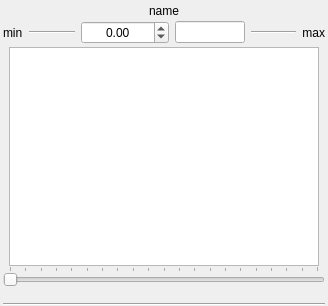
Before: the Qt Designer form qtfuzzylite/ui/Viewer.ui in fuzzylite/fuzzylite, drawn with Qt 5.
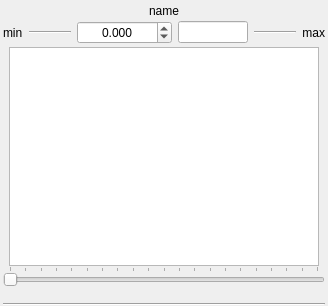
After: the same form once the commit is applied.

What changed in the file:
```diff
--- a/qtfuzzylite/ui/Viewer.ui
+++ b/qtfuzzylite/ui/Viewer.ui
@@ -116,6 +116,12 @@
         <property name="accelerated">
          <bool>true</bool>
         </property>
+        <property name="keyboardTracking">
+         <bool>false</bool>
+        </property>
+        <property name="decimals">
+         <number>3</number>
+        </property>
         <property name="minimum">
          <double>-10000000.000000000000000</double>
         </property>
```
Left out of the diff: 11 changed lines with no effect on the pictures.
